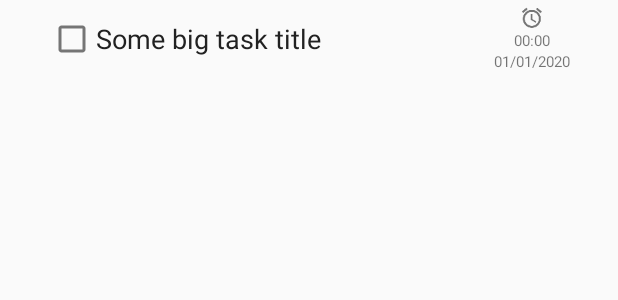
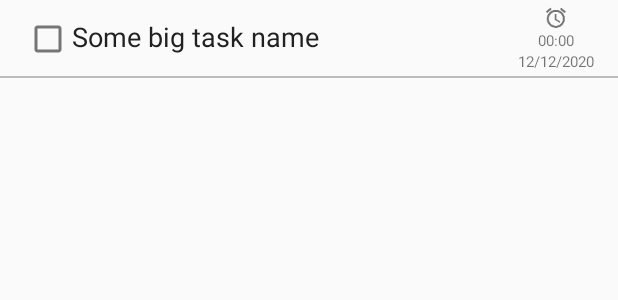
Before and after one commit to udenfox/KSInternshipDemo2020, an Android app: the layout main_list_item.xml on its own in the app's theme, with its tools: preview values and no code run, on a phone screen of 412 x 824 dp. Shown: the top 300 px of the screen. Run offline under Robolectric (Android 15) with nearby library versions, the phone set to English and light mode, and no system bars.

Commit message:
Step 4: Divider problem solved

```diff
--- a/app/src/main/java/com/keepsolid/ksinternshipdemo2020/activity/MainActivity.java
+++ b/app/src/main/java/com/keepsolid/ksinternshipdemo2020/activity/MainActivity.java
@@ -44,7 +44,6 @@ public class MainActivity extends BaseActivity {
         items.add(new TaskItem(true, "Впихнуть невпихуемое", TaskItem.Type.PLACE, "13:00", "15/05/2020"));
 
 
-
         adapter = new TaskRecyclerAdapter(items, this);
 
         // Can be changed to any layout manager
--- a/app/src/main/java/com/keepsolid/ksinternshipdemo2020/utils/adapter/TaskRecyclerAdapter.java
+++ b/app/src/main/java/com/keepsolid/ksinternshipdemo2020/utils/adapter/TaskRecyclerAdapter.java
@@ -56,6 +56,12 @@ public class TaskRecyclerAdapter extends RecyclerView.Adapter<TaskRecyclerAdapte
                 break;
         }
 
+        if (position == items.size() - 1) {
+            holder.divider.setVisibility(View.INVISIBLE);
+        } else {
+            holder.divider.setVisibility(View.VISIBLE);
+        }
+
     }
 
     @Override
@@ -70,6 +76,7 @@ public class TaskRecyclerAdapter extends RecyclerView.Adapter<TaskRecyclerAdapte
         ImageView taskTypeImage;
         TextView taskTime;
         TextView taskDate;
+        View divider;
 
         public ViewHolder(View itemView) {
             super(itemView);
@@ -81,6 +88,7 @@ public class TaskRecyclerAdapter extends RecyclerView.Adapter<TaskRecyclerAdapte
             taskTypeImage = itemView.findViewById(R.id.item_task_type_icon);
             taskTime = itemView.findViewById(R.id.item_task_alarm_time);
             taskDate = itemView.findViewById(R.id.item_task_alarm_date);
+            divider = itemView.findViewById(R.id.divider);
 
         }
     }
--- a/app/src/main/res/layout/main_list_item.xml
+++ b/app/src/main/res/layout/main_list_item.xml
@@ -1,24 +1,33 @@
 <?xml version="1.0" encoding="utf-8"?>
-<LinearLayout xmlns:android="http://schemas.android.com/apk/res/android"
+<androidx.constraintlayout.widget.ConstraintLayout xmlns:android="http://schemas.android.com/apk/res/android"
+    xmlns:app="http://schemas.android.com/apk/res-auto"
+    xmlns:tools="http://schemas.android.com/tools"
     android:layout_width="match_parent"
-    android:layout_height="@dimen/list_item_height"
-    xmlns:tools="http://schemas.android.com/tools"
-    android:gravity="center_vertical"
+    android:layout_height="@dimen/list_item_height">
+
+
+    <LinearLayout
+        android:id="@+id/linearLayout"
+        android:layout_width="0dp"
+        android:layout_height="wrap_content"
+        android:layout_marginStart="@dimen/default_margin"
+        android:layout_marginEnd="@dimen/default_margin"
         android:orientation="horizontal"
-    android:paddingLeft="@dimen/default_margin"
-    android:paddingRight="@dimen/default_margin">
+        app:layout_constraintBottom_toBottomOf="parent"
+        app:layout_constraintEnd_toStartOf="@+id/item_remind_block"
+        app:layout_constraintStart_toStartOf="parent"
+        app:layout_constraintTop_toTopOf="parent">
 
-    <androidx.appcompat.widget.AppCompatCheckBox
+        <CheckBox
             android:id="@+id/item_task_check"
             android:layout_width="wrap_content"
             android:layout_height="wrap_content"
-        android:layout_marginStart="@dimen/default_margin"
             android:background="@android:color/transparent"
             android:checked="false"
             android:clickable="false"
             android:focusable="false" />
 
-    <androidx.appcompat.widget.AppCompatTextView
+        <TextView
             android:id="@+id/item_task_title"
             android:layout_width="wrap_content"
             android:layout_height="wrap_content"
@@ -26,39 +35,53 @@
             android:ellipsize="end"
             android:lines="1"
             android:maxLines="1"
-        tools:text="Some big task title"
             android:singleLine="true"
-        android:textAppearance="@android:style/TextAppearance.Medium" />
+            android:textAppearance="@android:style/TextAppearance.Medium"
+            tools:text="Some big task name" />
+
+    </LinearLayout>
 
     <LinearLayout
         android:id="@+id/item_remind_block"
         android:layout_width="wrap_content"
-        android:layout_height="match_parent"
+        android:layout_height="wrap_content"
         android:layout_marginEnd="@dimen/default_margin"
         android:layout_weight="0"
         android:gravity="center"
-        android:orientation="vertical">
+        android:orientation="vertical"
+        app:layout_constraintBottom_toBottomOf="parent"
+        app:layout_constraintEnd_toEndOf="parent"
+        app:layout_constraintTop_toTopOf="parent">
 
-        <androidx.appcompat.widget.AppCompatImageView
+        <ImageView
             android:id="@+id/item_task_type_icon"
             android:layout_width="@dimen/list_item_alarm_icon_side"
             android:layout_height="@dimen/list_item_alarm_icon_side"
             android:src="@drawable/ic_alarm_grey600_24dp" />
 
-        <androidx.appcompat.widget.AppCompatTextView
+        <TextView
             android:id="@+id/item_task_alarm_time"
             android:layout_width="wrap_content"
             android:layout_height="wrap_content"
-            tools:text="00:00"
             android:maxLines="1"
-            android:textSize="@dimen/text_size" />
+            android:textSize="@dimen/text_size"
+            tools:text="00:00" />
 
-        <androidx.appcompat.widget.AppCompatTextView
+        <TextView
             android:id="@+id/item_task_alarm_date"
             android:layout_width="wrap_content"
             android:layout_height="wrap_content"
-            tools:text="01/01/2020"
             android:maxLines="1"
-            android:textSize="@dimen/text_size" />
+            android:textSize="@dimen/text_size"
+            tools:text="12/12/2020" />
     </LinearLayout>
-</LinearLayout>
+
+    <View
+        android:id="@+id/divider"
+        android:layout_width="match_parent"
+        android:layout_height="1dp"
+        android:layout_gravity="bottom"
+        android:background="@color/divider"
+        app:layout_constraintBottom_toBottomOf="parent" />
+
+</androidx.constraintlayout.widget.ConstraintLayout>
```
Lines whose indentation alone changed are shown as unchanged.
